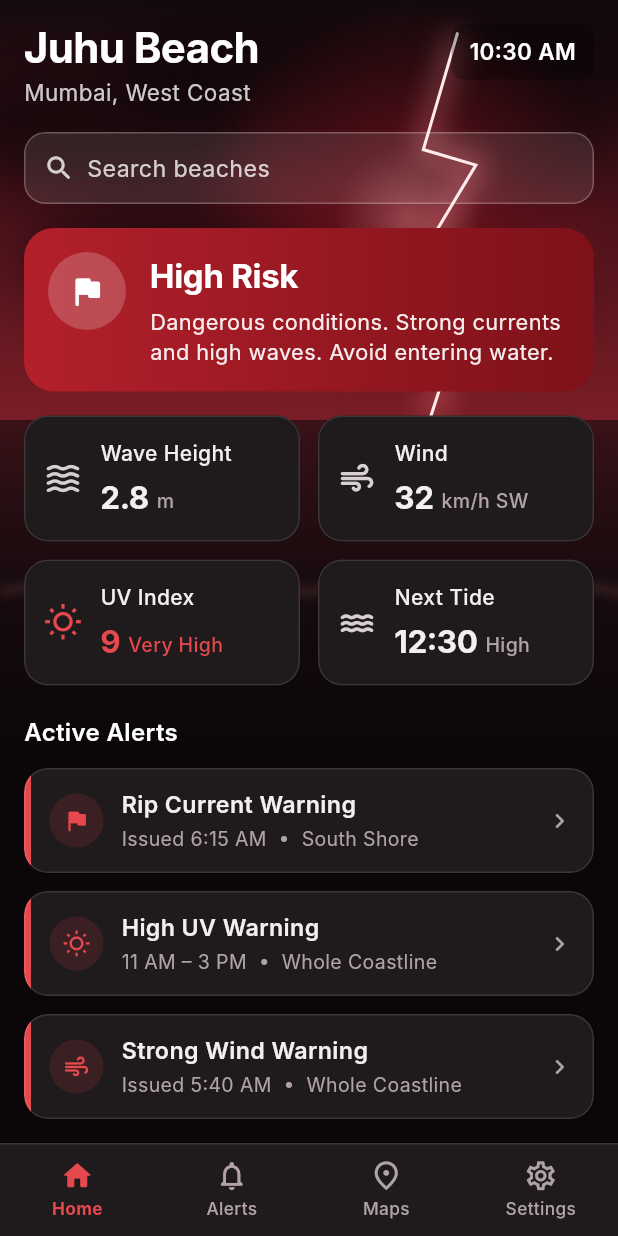
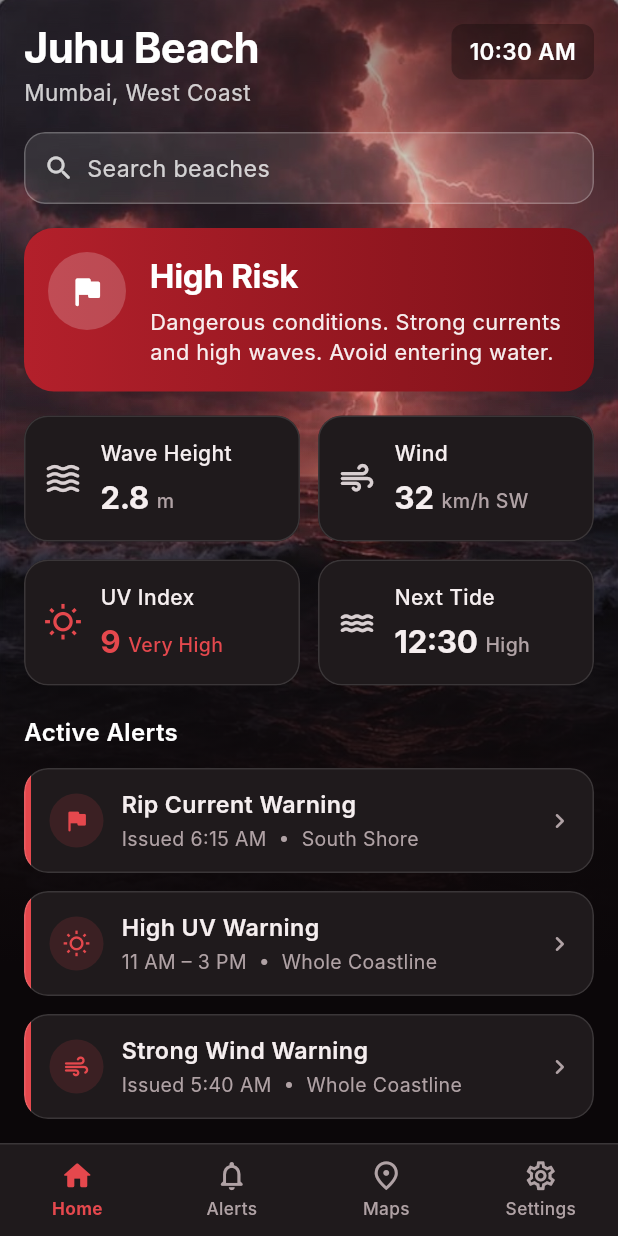
Before and after one commit to krs-kaustubh/sih1656_beach_safety, a Flutter app: the screen it shows after launch, on a phone screen of 412 x 824 dp. Run offline on Flutter 3.47's test engine with Material 3 defaults, Android fonts, the phone set to English and light mode, and no system bars; our stand-ins replace flutter_riverpod; Roboto replaces fonts that are missing (Inter).

Commit message:
Use the supplied photographs as the Home backdrops
Replaces the painted scenes with the real images for each risk level:
clear day, sunset and storm, held in assets/backdrops/ and named by
RiskTheme.backdropAsset. Swapping one is now a file replacement rather
than a code edit.

Two layers sit over the photo:

- A top scrim darkens roughly the first third. The beach name, region
  and search field are white, and the sun sits in the top corner of two
  of these three photos, so contrast is guaranteed here rather than
  left to depend on whichever image occupies the slot.
- The fade into the page colour moves from 20-70% to 30-78% of the
  height. The earlier range hid the surf and shoreline behind the risk
  banner; the new one leaves them visible behind the metric cards while
  still completing above the "Active Alerts" heading, so that text
  never lands on open water.

BackdropScenePainter is kept underneath rather than deleted. It fills
the frame while the image decodes, avoiding a flash of flat colour, and
stands in if an asset is ever missing so a failed load degrades to
something deliberate.

The golden suite now precaches the photo before capturing, since
Image.asset decodes asynchronously and would otherwise record only the
painted fallback.

24 tests pass and flutter analyze is clean.

```diff
--- a/frontend/lib/widgets/risk_backdrop.dart
+++ b/frontend/lib/widgets/risk_backdrop.dart
@@ -5,10 +5,13 @@ import 'backdrop_scene.dart';
 
 /// Full-bleed background behind the Home screen.
 ///
-/// Draws the scene for the ambient risk level — clear day, sunset or storm —
-/// matching the photographic backgrounds in the designs. Supplying
-/// [imageAsset] replaces the painted scene with a real photograph, keeping a
-/// tinted scrim so the content above stays legible.
+/// Shows the photograph for the ambient risk level — clear day, sunset or
+/// storm. If that asset fails to load, [BackdropScenePainter] draws the
+/// equivalent scene instead, so the screen degrades to something that still
+/// looks deliberate rather than to a blank rectangle.
+///
+/// Either way the lower half fades into the page colour, which is what keeps
+/// the cards and the "Active Alerts" heading readable over a busy photo.
 class RiskBackdrop extends StatelessWidget {
   const RiskBackdrop({
     super.key,
@@ -18,36 +21,56 @@ class RiskBackdrop extends StatelessWidget {
 
   final Widget child;
 
-  /// Optional photograph to use instead of the painted scene.
+  /// Overrides the risk level's own photograph.
   final String? imageAsset;
+
+  /// Where the photo starts giving way to the page colour, and where it has
+  /// fully done so. The end sits above the "Active Alerts" heading so that
+  /// text never lands on open water, but late enough to leave the surf and
+  /// shoreline visible behind the metric cards.
+  static const _fadeStops = [0.30, 0.62, 0.78];
 
   @override
   Widget build(BuildContext context) {
     final risk = RiskTheme.of(context);
     final surface = risk.backdrop.last;
+    final asset = imageAsset ?? risk.backdropAsset;
 
     return ColoredBox(
       color: surface,
       child: Stack(
         fit: StackFit.expand,
         children: [
-          if (imageAsset == null)
+          // Painted underneath rather than only on error: it fills the frame
+          // while the image decodes, so there is no flash of flat colour.
           CustomPaint(
             painter: BackdropScenePainter(
               level: risk.level,
               surfaceColor: surface,
             ),
-            )
-          else ...[
+          ),
           Image.asset(
-              imageAsset!,
+            asset,
             fit: BoxFit.cover,
             alignment: Alignment.topCenter,
-              // A missing asset must not take the screen down mid-demo.
+            // A missing or corrupt asset must not take the screen down
+            // mid-demo; fall through to the painted scene below.
             errorBuilder: (_, _, _) => const SizedBox.shrink(),
           ),
-            // Same fade as the painted scene, so a photo drops in without the
-            // cards below losing their contrast.
+          // Top scrim. The beach name, region and search field are white, and
+          // a photo's sky can be bright anywhere — the sun sits in the top
+          // corner of two of these three. This guarantees the contrast rather
+          // than relying on which photo happens to be in the slot.
+          const DecoratedBox(
+            decoration: BoxDecoration(
+              gradient: LinearGradient(
+                begin: Alignment.topCenter,
+                end: Alignment.bottomCenter,
+                colors: [Color(0x73000000), Color(0x26000000), Color(0x00000000)],
+                stops: [0.0, 0.18, 0.40],
+              ),
+            ),
+          ),
           DecoratedBox(
             decoration: BoxDecoration(
               gradient: LinearGradient(
@@ -55,14 +78,13 @@ class RiskBackdrop extends StatelessWidget {
                 end: Alignment.bottomCenter,
                 colors: [
                   surface.withValues(alpha: 0.0),
-                    surface.withValues(alpha: 0.88),
+                  surface.withValues(alpha: 0.86),
                   surface,
                 ],
-                  stops: const [0.18, 0.52, 0.68],
+                stops: _fadeStops,
               ),
             ),
           ),
-          ],
           child,
         ],
       ),
--- a/frontend/pubspec.yaml
+++ b/frontend/pubspec.yaml
@@ -60,6 +60,9 @@ flutter:
   # the material Icons class.
   uses-material-design: true
 
+  assets:
+    - assets/backdrops/
+
   # To add assets to your application, add an assets section, like this:
   # assets:
   #   - images/a_dot_burr.jpeg
```
Also changed, not shown: frontend/lib/core/theme/risk_theme.dart (+8 -0 lines), frontend/assets/backdrops/high.jpg (added), frontend/assets/backdrops/low.jpg (added), frontend/assets/backdrops/moderate.jpg (added), 2 other files. Lines whose indentation alone changed are shown as unchanged.
